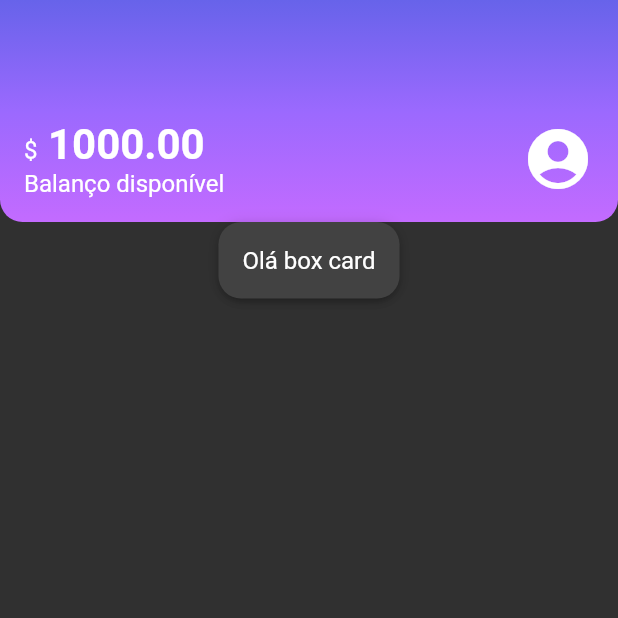
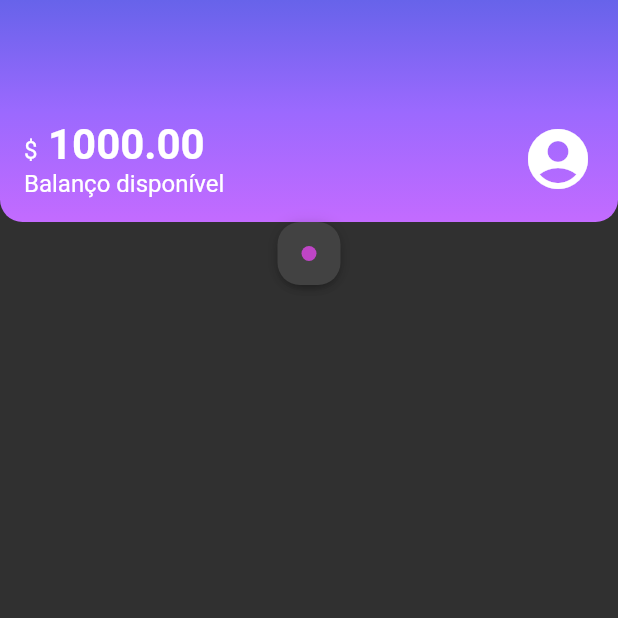
Before and after one commit to ohenriquemonte/Flutter-estilizando-e-reproduzindo-layouts, a Flutter app: the screen it shows after launch, on a phone screen of 412 x 824 dp, the top half of it. Run offline on Flutter 3.47's test engine with Material 2 defaults, Android fonts, the phone set to English and light mode, and no system bars; our stand-ins replace device_preview.

Commit message:
05.04 - Construindo o ColorDot

```diff
--- /dev/null
+++ b/lib/components/color_dot.dart
@@ -0,0 +1,21 @@
+import 'package:flutter/material.dart';
+
+class ColorDot extends StatelessWidget {
+  final Color? color;
+  const ColorDot({
+    super.key,
+    required this.color,
+  });
+
+  @override
+  Widget build(BuildContext context) {
+    return Container(
+      width: 10,
+      height: 10,
+      decoration: BoxDecoration(
+        color: color,
+        borderRadius: BorderRadius.circular(10),
+      ),
+    );
+  }
+}
--- a/lib/main.dart
+++ b/lib/main.dart
@@ -8,7 +8,7 @@ void main() {
   runApp(
     DevicePreview(
       enabled: !kReleaseMode,
-      builder: (context) => const Alubank(), // Wrap your app
+      builder: (context) => const Alubank(),
     ),
   );
 }
@@ -22,7 +22,7 @@ class Alubank extends StatelessWidget {
       title: 'Alubank',
       theme: MyTheme,
       home: const Home(),
-      builder: DevicePreview.appBuilder, // Add the builder here
+      builder: DevicePreview.appBuilder,
     );
   }
 }
--- a/lib/screens/home.dart
+++ b/lib/screens/home.dart
@@ -1,6 +1,8 @@
 import 'package:flutter/material.dart';
 import 'package:flutter_estilizando_layouts_alr/components/box_card.dart';
+import 'package:flutter_estilizando_layouts_alr/components/color_dot.dart';
 import 'package:flutter_estilizando_layouts_alr/components/sections/header.dart';
+import 'package:flutter_estilizando_layouts_alr/themes/theme_colors.dart';
 
 class Home extends StatelessWidget {
   const Home({super.key});
@@ -10,9 +12,9 @@ class Home extends StatelessWidget {
     return Scaffold(
       body: Column(
         children: [
-          Header(),
+          const Header(),
           BoxCard(
-            boxContent: const Text('Olá box card'),
+            boxContent: ColorDot(color: ThemeColors.recentActivity['income']),
           ),
         ],
       ),
--- a/lib/themes/theme_colors.dart
+++ b/lib/themes/theme_colors.dart
@@ -7,4 +7,8 @@ class ThemeColors {
     Color.fromRGBO(155, 105, 254, 1),
     Color.fromRGBO(195, 107, 255, 1),
   ];
+  static const recentActivity = {
+    'spent': Color.fromRGBO(255, 175, 29, 1),
+    'income': Color.fromRGBO(191, 69, 198, 1),
+  };
 }
```
